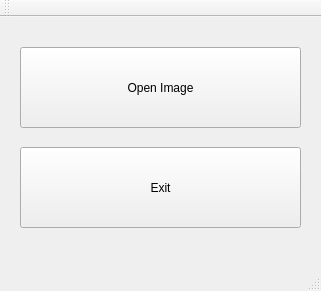
This is Fotoshop/mainwindow.ui in Hardikp16/CS340 as Qt 5 draws it before an edit. The edited form follows.
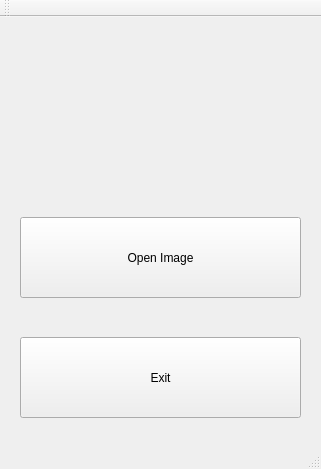
This is the edited form.

Diff of the .ui file:
```diff
--- a/Fotoshop/mainwindow.ui
+++ b/Fotoshop/mainwindow.ui
@@ -7,7 +7,7 @@
     <x>0</x>
     <y>0</y>
     <width>321</width>
-    <height>291</height>
+    <height>469</height>
    </rect>
   </property>
   <property name="windowTitle">
@@ -16,12 +16,21 @@
   <property name="windowOpacity">
    <double>0.500000000000000</double>
   </property>
+  <property name="autoFillBackground">
+   <bool>false</bool>
+  </property>
+  <property name="styleSheet">
+   <string notr="true">QMainWindow 
+{
+rgb(84, 255, 241)
+}</string>
+  </property>
   <widget class="QWidget" name="centralWidget">
    <widget class="QPushButton" name="pushButton">
     <property name="geometry">
      <rect>
       <x>20</x>
-      <y>30</y>
+      <y>200</y>
       <width>281</width>
       <height>81</height>
      </rect>
@@ -34,7 +43,7 @@
     <property name="geometry">
      <rect>
       <x>20</x>
-      <y>130</y>
+      <y>320</y>
       <width>281</width>
       <height>81</height>
      </rect>
@@ -43,6 +52,25 @@
      <string>Exit</string>
     </property>
    </widget>
+   <widget class="QLabel" name="label">
+    <property name="geometry">
+     <rect>
+      <x>20</x>
+      <y>30</y>
+      <width>281</width>
+      <height>141</height>
+     </rect>
+    </property>
+    <property name="styleSheet">
+     <string notr="true">QMainWindow 
+{
+background black;
+}</string>
+    </property>
+    <property name="text">
+     <string/>
+    </property>
+   </widget>
   </widget>
   <widget class="QMenuBar" name="menuBar">
    <property name="geometry">
```
